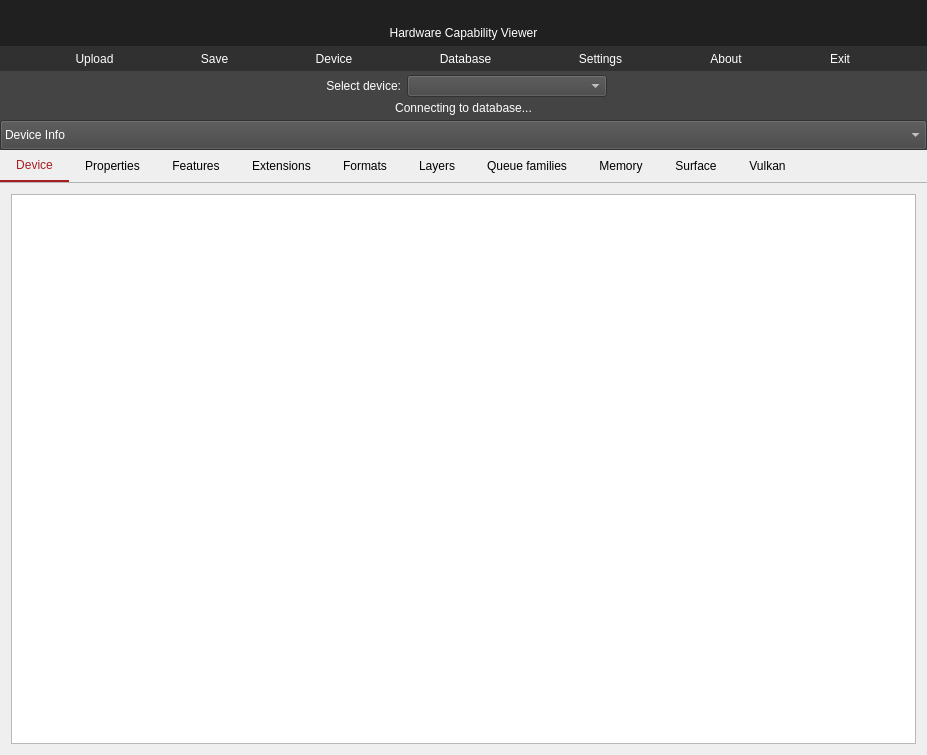
First picture: the form in vulkancapsviewer.ui, repository SaschaWillems/VulkanCapsViewer, before the edit.
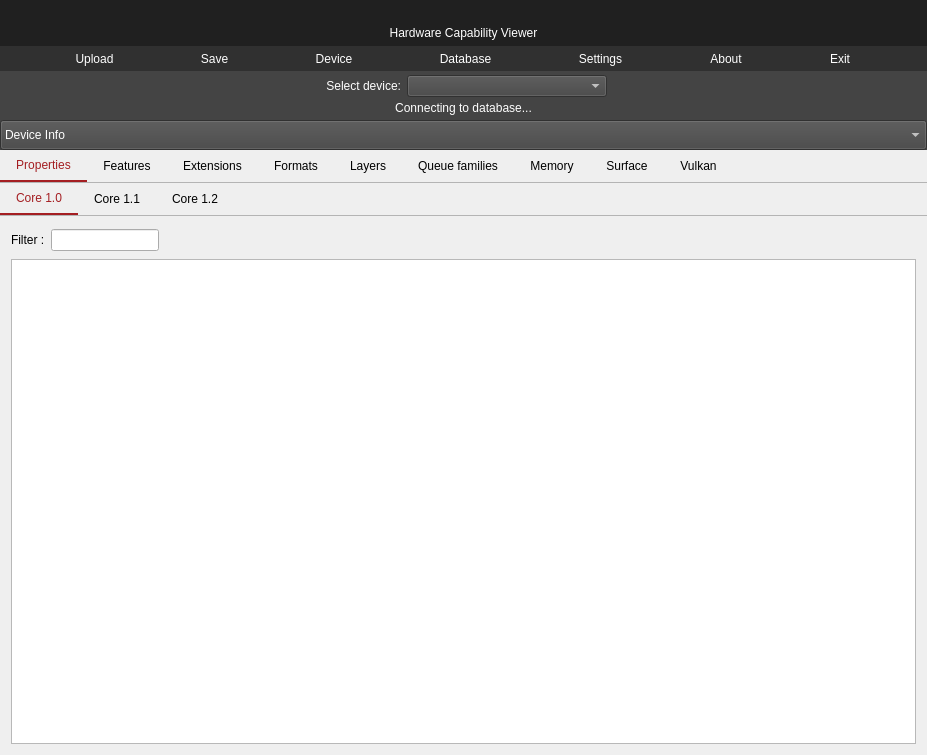
Second picture: the form after the edit. The open tabs and pages were chosen to show the change. Icons and pictures are not drawn.

Commit message:
Removed device tab
All relevant information presented there has now been moved to the core 1.0 tab
This is more in line with the Vulkan structures
Additional code refactoring and cleanup

Patch:
```diff
--- a/vulkancapsviewer.ui
+++ b/vulkancapsviewer.ui
@@ -588,45 +588,6 @@
          <property name="tabBarAutoHide">
           <bool>false</bool>
          </property>
-         <widget class="QWidget" name="tabDeviceProperties">
-          <attribute name="title">
-           <string>Device</string>
-          </attribute>
-          <layout class="QHBoxLayout" name="horizontalLayout">
-           <item>
-            <widget class="QTreeWidget" name="treeWidgetDeviceProperties">
-             <property name="styleSheet">
-              <string notr="true">QTreeView::item { 	height: 1.25em;  }</string>
-             </property>
-             <property name="editTriggers">
-              <set>QAbstractItemView::NoEditTriggers</set>
-             </property>
-             <property name="alternatingRowColors">
-              <bool>true</bool>
-             </property>
-             <property name="headerHidden">
-              <bool>true</bool>
-             </property>
-             <attribute name="headerDefaultSectionSize">
-              <number>200</number>
-             </attribute>
-             <attribute name="headerStretchLastSection">
-              <bool>true</bool>
-             </attribute>
-             <column>
-              <property name="text">
-               <string>key</string>
-              </property>
-             </column>
-             <column>
-              <property name="text">
-               <string>value</string>
-              </property>
-             </column>
-            </widget>
-           </item>
-          </layout>
-         </widget>
          <widget class="QWidget" name="tab_properties">
           <attribute name="title">
            <string>Properties</string>
```
Left out of the diff: 2 changed lines with no effect on the pictures. The commit also changes 2 other files.
